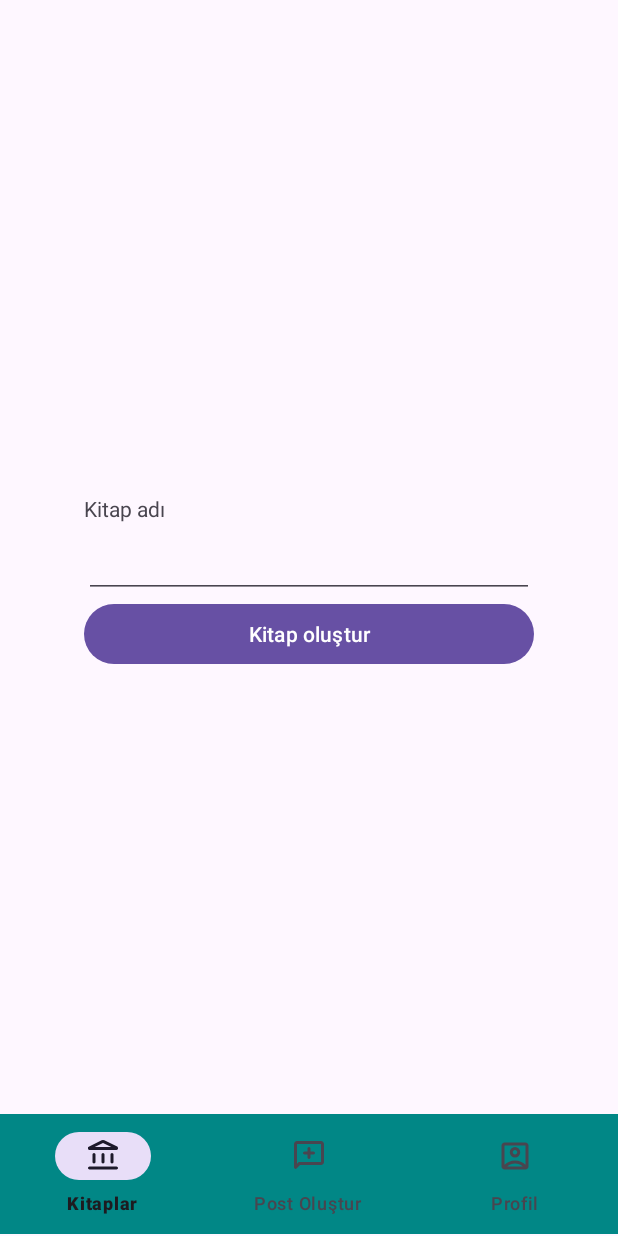
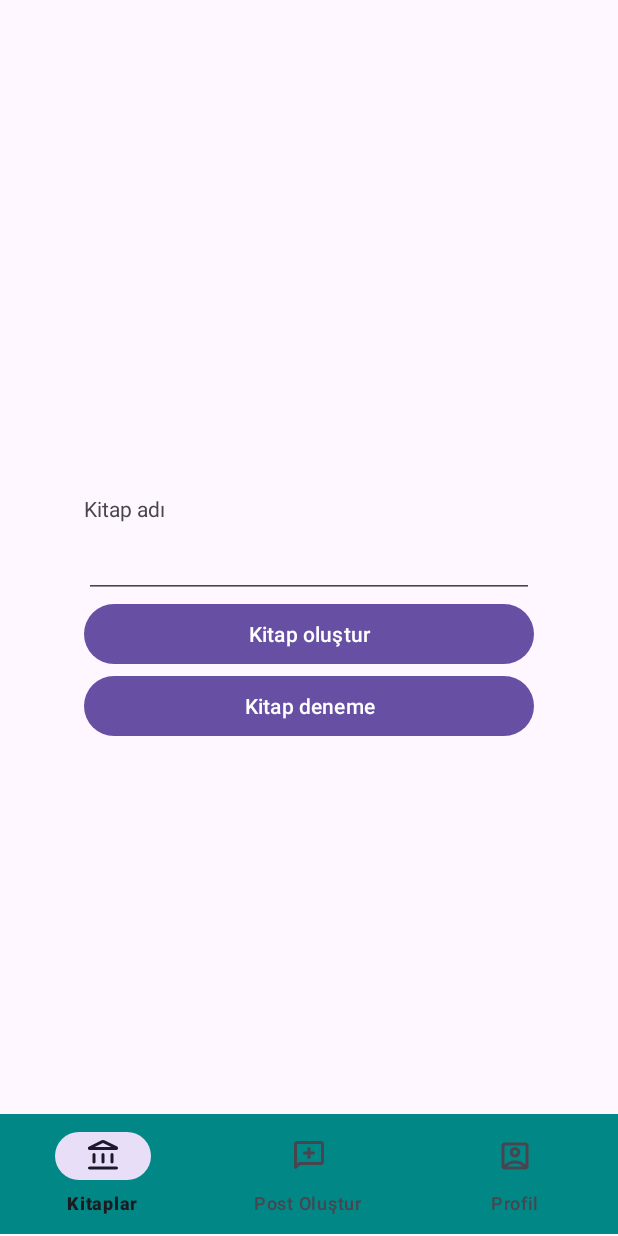
Before and after one commit to EmreCogac/DeTapp, an Android app: the Create_post_fragment screen opened through its navigation route, on a phone screen of 412 x 824 dp. Run offline under Robolectric (Android 15) with nearby library versions, the phone set to English and light mode, and no system bars; our stand-ins replace Firebase (no records; nobody signed in at launch, a user with empty details on screens opened directly), navigation-ui.

```diff
--- a/app/src/main/java/com/example/detapp/MainActivity.kt
+++ b/app/src/main/java/com/example/detapp/MainActivity.kt
@@ -23,7 +23,6 @@ import com.google.android.material.bottomnavigation.BottomNavigationView
 
 class MainActivity : AppCompatActivity() {
     private lateinit var binding: ActivityMainBinding
-    private lateinit var appBarConfiguration: AppBarConfiguration
     private lateinit var navController: NavController
     private lateinit var navHostFragment: NavHostFragment
     override fun onCreate(savedInstanceState: Bundle?) {
--- a/app/src/main/java/com/example/detapp/view/Create_post_fragment.kt
+++ b/app/src/main/java/com/example/detapp/view/Create_post_fragment.kt
@@ -56,6 +56,7 @@ class Create_post_fragment : Fragment() {
                     kitapadoEditText.visibility = View.VISIBLE
                     postKitap.visibility = View.VISIBLE
                     hesap.visibility = View.GONE
+                    postdeneme.visibility = View.VISIBLE
 
                     val current = LocalDate.now().toString()
                     postKitap.setOnClickListener {
@@ -63,13 +64,15 @@ class Create_post_fragment : Fragment() {
                         val kitapadi = kitapadoEditText.text.toString()
                         if(kitapadi.isNotEmpty()){
                             val model = PostDataModel(kitapadi,current, firebaseUser!!.email.toString())
-                            postViewModel?.createpost(model)
+                            postViewModel?.createPostFirestore(model)
                         }
                     }
 
                 }
             })
-
+            postdeneme.setOnClickListener{
+                postViewModel?.firestore()
+            }
 
         }
 
--- a/app/src/main/res/layout/fragment_create_post_fragment.xml
+++ b/app/src/main/res/layout/fragment_create_post_fragment.xml
@@ -64,6 +64,16 @@
         app:layout_constraintStart_toStartOf="parent"
         android:visibility="gone"
         />
+    <Button
+        android:id="@+id/postdeneme"
+        android:text="Kitap deneme"
+        android:layout_width="300dp"
+        android:layout_height="wrap_content"
+        app:layout_constraintEnd_toEndOf="parent"
+        app:layout_constraintTop_toBottomOf="@id/postKitap"
+        app:layout_constraintStart_toStartOf="parent"
+        android:visibility="gone"
+        />
 
 
 </androidx.constraintlayout.widget.ConstraintLayout>
```
Also changed, not shown: app/src/main/java/com/example/detapp/repo/AuthRepo.kt (+33 -6 lines), app/src/main/java/com/example/detapp/repo/CreatePostRepo.kt (+55 -4 lines), app/src/main/java/com/example/detapp/viewmodel/PostViewModel.kt (+6 -1 lines), 1 other file.
